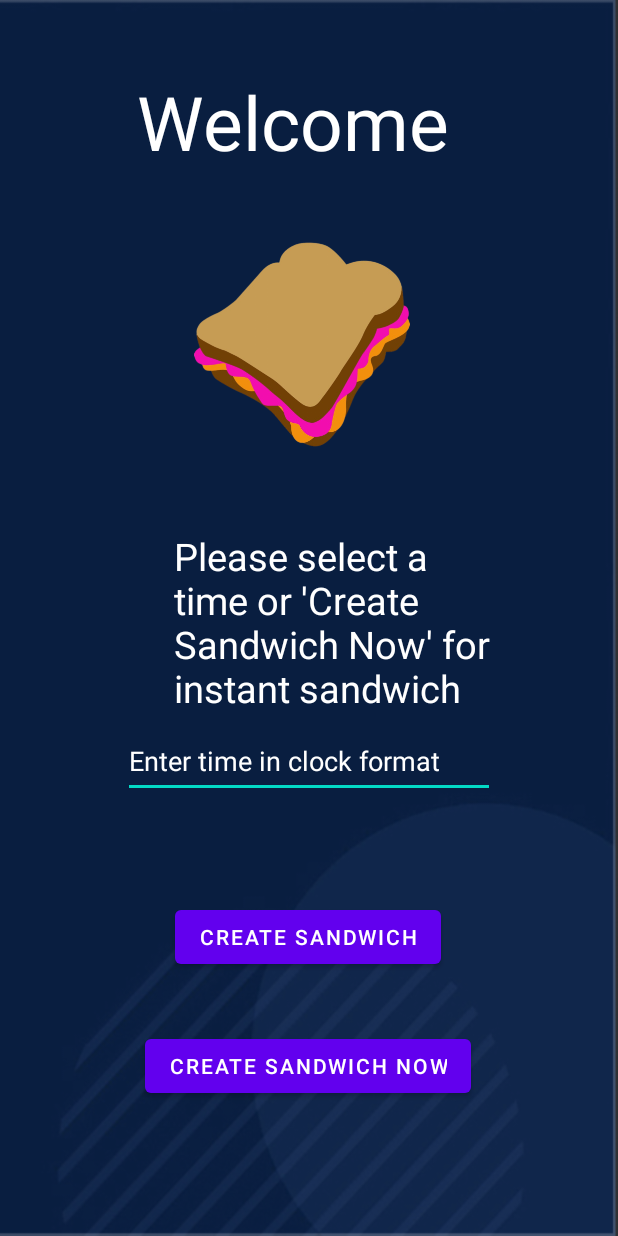
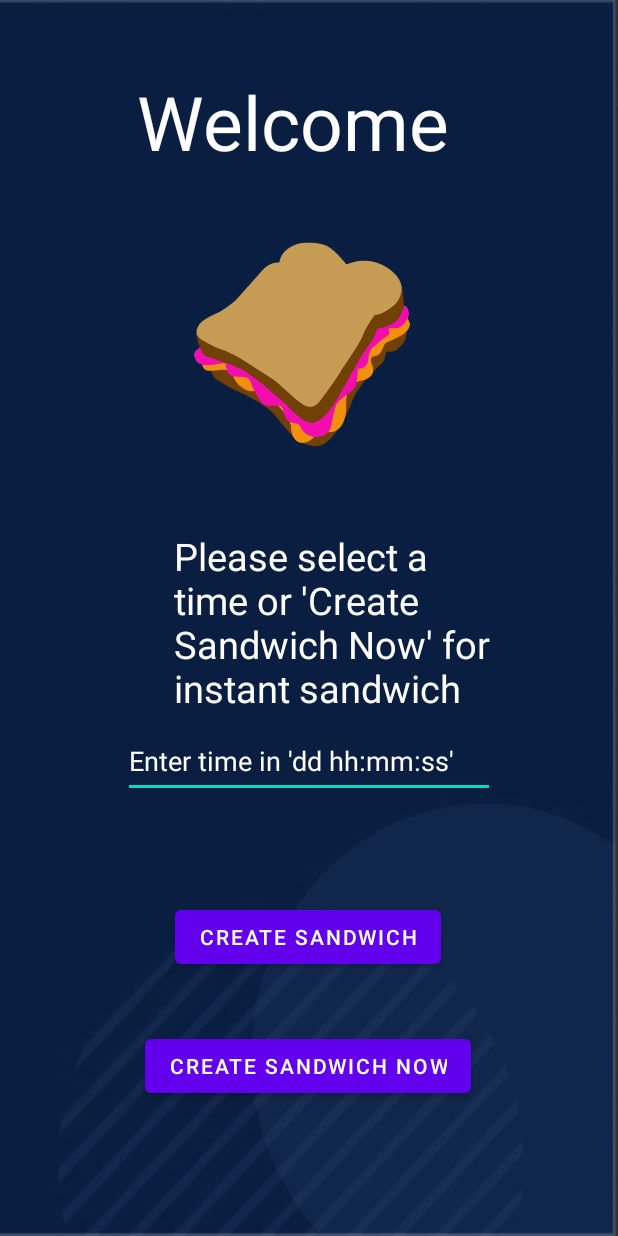
Before and after one commit to JCruz410/AndroidappASM, an Android app: the activity_2 screen opened directly, with no data from a screen before it, on a phone screen of 412 x 824 dp. Run offline under Robolectric (Android 15) with nearby library versions, the light colour scheme and no system bars; 4 statements that could not run were skipped.

Commit message:
Getting close to potential solution for time specific sandwich

```diff
--- a/app/src/main/java/com/example/androidapp/activity_2.java
+++ b/app/src/main/java/com/example/androidapp/activity_2.java
@@ -23,8 +23,10 @@ import java.sql.Time;
 import java.text.DateFormat;
 import java.text.ParseException;
 import java.text.SimpleDateFormat;
+import java.time.Instant;
 import java.time.LocalDate;
 import java.time.LocalDateTime;
+import java.time.ZoneId;
 import java.time.format.DateTimeFormatter;
 import java.util.*;
 
@@ -39,7 +41,11 @@ public class activity_2 extends AppCompatActivity {
     TextView text;
     private EditText sandwichTimeText;
     private static String sandwichTimeInput;
-    private LocalDateTime date;
+    private LocalDateTime dateTime;
+    private LocalDateTime parsedDateTime;
+    private Date date;
+    private static String localDateTimeFormat;
+    private Instant instant;
     Timer sandwichTimer;
     Handler handler = new Handler();
     boolean statusdevice = true;
@@ -80,8 +86,9 @@ public class activity_2 extends AppCompatActivity {
         sandwichTimeText = (EditText)findViewById(R.id.enter_time);
         // creating handle for "Create Sandwich Button
         timedSandwich = (Button)findViewById(R.id.sandwichLater);
+        localDateTimeFormat = "dd hh:mm:ss";
         DateTimeFormatter dtf;
-        dtf = DateTimeFormatter.ofPattern("dd hh:mm:ss");
+        dtf = DateTimeFormatter.ofPattern(localDateTimeFormat);
         timedSandwich.setOnClickListener(new View.OnClickListener() {
             @Override
             public void onClick(View v)
@@ -91,14 +98,17 @@ public class activity_2 extends AppCompatActivity {
                 {
                     sandwichTimeText.setError("Empty input.");
                 }
+                parsedDateTime = LocalDateTime.parse(sandwichTimeInput, dtf);
+                instant = parsedDateTime.atZone(ZoneId.systemDefault()).toInstant();
                 sandwichTimer = new Timer(sandwichTimeInput);
+                date = Date.from(instant);
                 TimerTask sandwichTimerTask = new TimerTask() {
                     @Override
                     public void run() {
                     //Maybe put motor control stuff here?
                     }
                 };
-                //sandwichTimer.schedule(sandwichTimerTask, date);
+                sandwichTimer.schedule(sandwichTimerTask, date);
                 // request information from esp32
                 request_to_url("STEP");
                 request_to_url("DIR");
--- a/app/src/main/res/layout/activity_2.xml
+++ b/app/src/main/res/layout/activity_2.xml
@@ -41,8 +41,7 @@
         android:layout_width="248dp"
         android:layout_height="49dp"
         android:ems="10"
-        android:hint="Enter time in clock format"
-        android:inputType="textUri|numberDecimal"
+        android:hint="Enter time in 'dd hh:mm:ss'"
         android:textColor="@color/white"
         android:textColorHighlight="@color/white"
         android:textColorHint="@color/white"
```
